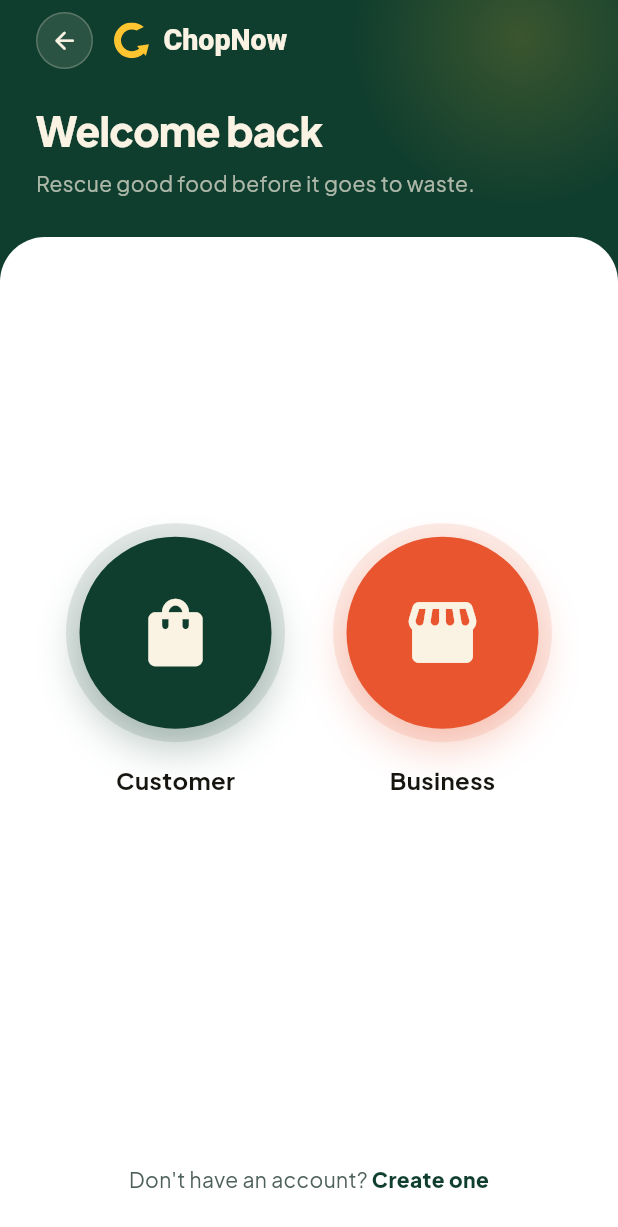
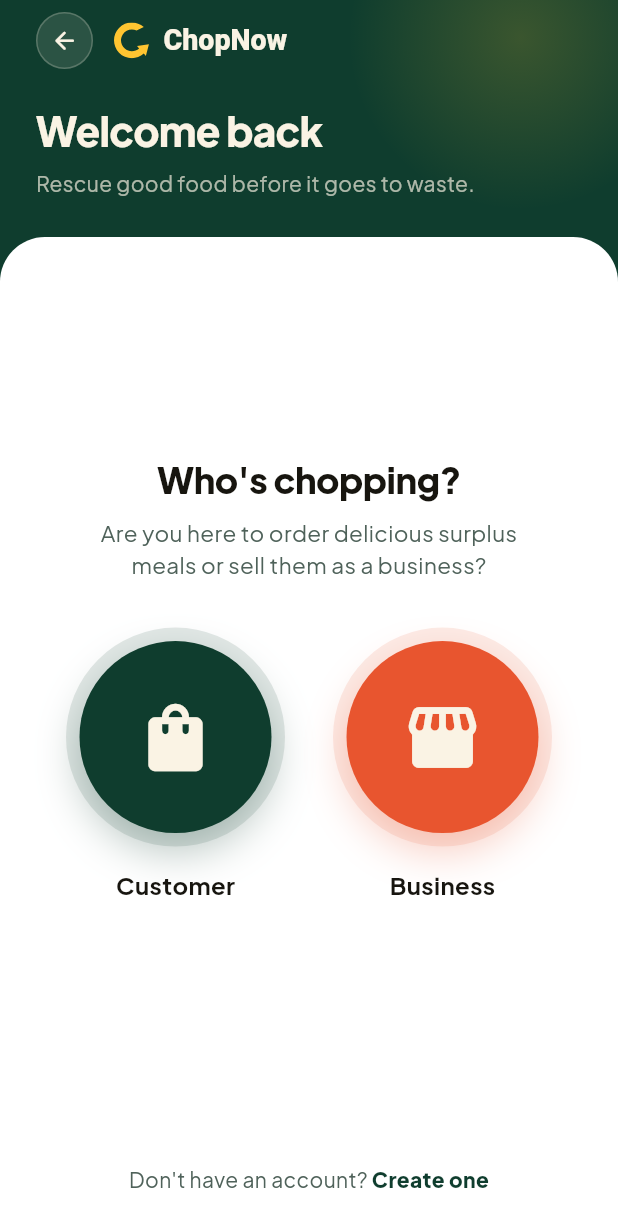
Before and after one commit to Chop-Now/ChopNow, a Flutter app: the _RoleSelectionStep widget shown alone on an empty page, opened directly with empty values, on a phone screen of 412 x 824 dp. Shown: the top 1227 px of the screen. Run offline on Flutter 3.47's test engine with Material 3 defaults, Android fonts, the phone set to English and light mode, and no system bars; our stand-ins replace cached_network_image, dio, firebase_core, firebase_messaging, fl_chart, flutter_animate and 17 more; accounts and stored records are empty; network calls fail.

Commit message:
feat(mobile): add who's chopping header and explanatory text to role selection

```diff
--- a/Mobile/lib/features/auth/login_screen.dart
+++ b/Mobile/lib/features/auth/login_screen.dart
@@ -358,6 +358,30 @@ class _RoleSelectionStep extends StatelessWidget {
         crossAxisAlignment: CrossAxisAlignment.center,
         children: [
           const Spacer(flex: 2),
+          const Text(
+            "Who's chopping?",
+            style: TextStyle(
+              fontSize: 24,
+              fontWeight: FontWeight.w800,
+              color: AppColors.textPrimary,
+              letterSpacing: -0.3,
+            ),
+            textAlign: TextAlign.center,
+          ),
+          const SizedBox(height: 8),
+          const Padding(
+            padding: EdgeInsets.symmetric(horizontal: 32),
+            child: Text(
+              "Are you here to order delicious surplus meals or sell them as a business?",
+              style: TextStyle(
+                fontSize: 15,
+                color: AppColors.textSecondary,
+                height: 1.4,
+              ),
+              textAlign: TextAlign.center,
+            ),
+          ),
+          const SizedBox(height: 32),
           Row(
             mainAxisAlignment: MainAxisAlignment.center,
             children: [
```
